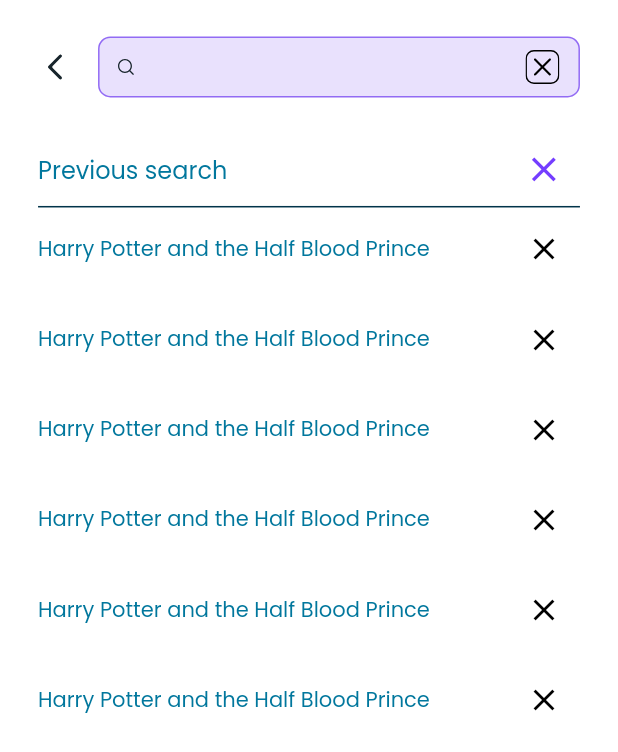
After one commit to Webgenius0/eurogoods_flutter_app, a Flutter app: the SearchScreen screen opened by its route, on a phone screen of 412 x 824 dp. The commit adds this screen. Shown: the top 752 px of the screen. Run offline on Flutter 3.47's test engine with Material 3 defaults, Android fonts, the phone set to English and light mode, and no system bars; drawn by our look-alikes of auto_animated; our stand-ins replace custom_navigation_bar, dio, flutter_screenutil, flutter_svg, fluttertoast, get and 4 more; accounts and stored records are empty; project files that could hold a hidden picture were left out.

Commit message:
details page done working on search page

```diff
--- /dev/null
+++ b/lib/common_widgets/custom_horizontal_divider.dart
@@ -0,0 +1,25 @@
+import 'package:eurogoods/gen/colors.gen.dart';
+import 'package:flutter/material.dart';
+import 'package:flutter_screenutil/flutter_screenutil.dart'; // Assuming you're using `flutter_screenutil` for responsive sizing
+
+class CustomHorizontalDivider extends StatelessWidget {
+  final double thickness;
+  final double width;
+  final Color color;
+
+  const CustomHorizontalDivider({
+    super.key,
+    this.thickness = 1.0,
+    this.width = double.infinity,
+    this.color = AppColors.c02344A,
+  });
+
+  @override
+  Widget build(BuildContext context) {
+    return Container(
+      width: width,
+      height: thickness.h, // Using `flutter_screenutil` for responsive height
+      color: color,
+    );
+  }
+}
--- a/lib/common_widgets/custom_productcard.dart
+++ b/lib/common_widgets/custom_productcard.dart
@@ -27,7 +27,7 @@
   @override
   Widget build(BuildContext context) {
     return Container(
-      height: 234.h,
+      height: 260.h,
       width: 157.w,
       decoration: BoxDecoration(
         borderRadius: BorderRadius.circular(16),
--- /dev/null
+++ b/lib/features/search and sort/presentation/search_screen.dart
@@ -0,0 +1,184 @@
+import 'package:eurogoods/common_widgets/custom_horizontal_divider.dart';
+import 'package:eurogoods/constants/text_font_style.dart';
+import 'package:eurogoods/features/home/presentation/product_details_screen.dart';
+import 'package:eurogoods/gen/assets.gen.dart';
+import 'package:eurogoods/gen/colors.gen.dart';
+import 'package:eurogoods/helpers/navigation_service.dart';
+import 'package:eurogoods/helpers/ui_helpers.dart';
+import 'package:flutter/material.dart';
+import 'package:flutter_screenutil/flutter_screenutil.dart';
+import 'package:flutter_svg/svg.dart';
+
+class SearchScreen extends StatefulWidget {
+  const SearchScreen({super.key});
+
+  @override
+  _SearchScreenState createState() => _SearchScreenState();
+}
+
+class _SearchScreenState extends State<SearchScreen> {
+  final TextEditingController _controller = TextEditingController();
+
+  void _removeLastCharacter() {
+    final text = _controller.text;
+    if (text.isNotEmpty) {
+      setState(() {
+        _controller.text = text.substring(0, text.length - 1);
+        _controller.selection = TextSelection.fromPosition(
+          TextPosition(offset: _controller.text.length),
+        );
+      });
+    }
+  }
+
+  final List<String> previousSearches = [
+    "Harry Potter and the Half Blood Prince",
+    "Harry Potter and the Half Blood Prince",
+    "Harry Potter and the Half Blood Prince",
+    "Harry Potter and the Half Blood Prince",
+    "Harry Potter and the Half Blood Prince",
+    "Harry Potter and the Half Blood Prince",
+  ];
+
+  @override
+  Widget build(BuildContext context) {
+    return Scaffold(
+      body: SafeArea(
+        child: Padding(
+          padding: EdgeInsets.symmetric(horizontal: 25.h),
+          child: Column(
+            children: [
+              UIHelper.verticalSpace(24.h),
+              Row(
+                children: [
+                  Transform.translate(
+                    offset: Offset(-8.w, 0),
+                    child: InkWell(
+                      onTap: () {
+                        NavigationService.goBack();
+                      },
+                      child: Padding(
+                        padding: const EdgeInsets.all(8.0),
+                        child: Center(
+                          child: SvgPicture.asset(Assets.icons.arrowBack),
+                        ),
+                      ),
+                    ),
+                  ),
+                  Expanded(
+                    child: Container(
+                      height: 40.h,
+                      decoration: BoxDecoration(
+                        color: AppColors.c926BF4.withOpacity(0.2),
+                        borderRadius: BorderRadius.circular(8.r),
+                        border: Border.all(color: AppColors.c926BF4, width: 1),
+                      ),
+                      child: Row(
+                        crossAxisAlignment: CrossAxisAlignment.center,
+                        children: [
+                          UIHelper.horizontalSpace(8.w),
+                          InkWell(
+                            onTap: () {
+                              // NavigationService.navigateTo(Routes.searchScreen);
+                            },
+                            child: SvgPicture.asset(
+                              Assets.icons.searchNormal,
+                              height: 16.w,
+                              width: 16.w,
+                            ),
+                          ),
+                          Expanded(
+                            child: TextField(
+                              controller: _controller, // Attach the controller
+                              decoration: InputDecoration(
+                                border: InputBorder.none,
+                                contentPadding: EdgeInsets.symmetric(
+                                    horizontal: 8.w, vertical: 14.h),
+                              ),
+                            ),
+                          ),
+                          IconButton(
+                            onPressed: _removeLastCharacter,
+                            icon: SvgPicture.asset(Assets.icons.crossIcon),
+                            iconSize: 20,
+                          ),
+                        ],
+                      ),
+                    ),
+                  ),
+                ],
+              ),
+              UIHelper.verticalSpace(24.h),
+              Row(
+                mainAxisAlignment: MainAxisAlignment.spaceBetween,
+                children: [
+                  Text(
+                    "Previous search",
+                    style: TextFontStyle.textStyle24c848585PoppinsW400
+                        .copyWith(fontSize: 16),
+                  ),
+                  IconButton(
+                    onPressed: () {
+                      setState(() {
+                        previousSearches.clear();
+                      });
+                    },
+                    icon: Icon(
+                      Icons.clear,
+                      color: AppColors.c743DFF,
+                      size: 25.w,
+                    ),
+                  ),
+                ],
+              ),
+              const CustomHorizontalDivider(),
+              Expanded(
+                child: previousSearches.isEmpty
+                    ? Center(
+                        child: Text(
+                          "No previous searches",
+                          style: TextFontStyle.textStyle24c848585PoppinsW400
+                              .copyWith(fontSize: 14),
+                        ),
+                      )
+                    : ListView.builder(
+                        padding: EdgeInsets.zero,
+                        itemCount: previousSearches.length,
+                        itemBuilder: (context, index) {
+                          return Column(
+                            crossAxisAlignment: CrossAxisAlignment.start,
+                            children: [
+                              ListTile(
+                                contentPadding: EdgeInsets.zero,
+                                title: Text(
+                                  previousSearches[index],
+                                  style: TextFontStyle
+                                      .textStyle24c848585PoppinsW400
+                                      .copyWith(
+                                          fontWeight: FontWeight.w400,
+                                          fontSize: 14),
+                                  overflow: TextOverflow.ellipsis,
+                                ),
+                                trailing: IconButton(
+                                  icon: const Icon(Icons.clear,
+                                      color: AppColors.c000000),
+                                  onPressed: () {
+                                    setState(() {
+                                      previousSearches.removeAt(index);
+                                    });
+                                  },
+                                ),
+                              ),
+                              UIHelper.verticalSpace(4.h),
+                            ],
+                          );
+                        },
+                      ),
+              ),
+            ],
+          ),
+        ),
+      ),
+    );
+  }
+}
--- a/lib/gen/colors.gen.dart
+++ b/lib/gen/colors.gen.dart
@@ -31,6 +31,9 @@
   /// Color: #FF17242B
   static const Color c17242B = Color(0xFF17242B);
 
+  /// Color: #FF181725
+  static const Color c181725 = Color(0xFF181725);
+
   /// Color: #FF335D6E
   static const Color c335D6E = Color(0xFF335D6E);
 
@@ -46,6 +49,9 @@
   /// Color: #FF743DFF
   static const Color c743DFF = Color(0xFF743DFF);
 
+  /// Color: #FF777777
+  static const Color c777777 = Color(0xFF777777);
+
   /// Color: #FF848585
   static const Color c848585 = Color(0xFF848585);
 
@@ -54,6 +60,9 @@
 
   /// Color: #FFC7D3D7
   static const Color cC7D3D7 = Color(0xFFC7D3D7);
+
+  /// Color: #FFE2E2E2
+  static const Color cE2E2E2 = Color(0xFFE2E2E2);
 
   /// Color: #FFEAFEFF
   static const Color cEAFEFF = Color(0xFFEAFEFF);
@@ -64,6 +73,9 @@
   /// Color: #FFF5F5F5
   static const Color cF5F5F5 = Color(0xFFF5F5F5);
 
+  /// Color: #FFF6F6F6
+  static const Color cF6F6F6 = Color(0xFFF6F6F6);
+
   /// Color: #FFFFFFFF
   static const Color cFFFFFF = Color(0xFFFFFFFF);
 }
--- a/lib/helpers/all_routes.dart
+++ b/lib/helpers/all_routes.dart
@@ -4,8 +4,10 @@
 
 import 'package:eurogoods/features/home/presentation/all_prodcut_screen.dart';
 import 'package:eurogoods/features/home/presentation/home_screen.dart';
+import 'package:eurogoods/features/home/presentation/product_details_screen.dart';
 import 'package:eurogoods/features/my_cart/presentation/checkout_screen.dart';
 import 'package:eurogoods/features/my_cart/presentation/payment_screen.dart';
+import 'package:eurogoods/features/search%20and%20sort/presentation/search_screen.dart';
 import 'package:eurogoods/navigation_screen.dart';
 import 'package:eurogoods/features/onboarding/presentation/auth/forgot_password/forgot_password.dart';
 import 'package:eurogoods/features/onboarding/presentation/auth/sign_up/sign_up_screen.dart';
@@ -52,6 +54,8 @@
   static const String checkoutScreen = '/checkoutScreen';
   static const String allProdcutScreen = '/allProdcutScreen';
   static const String paymentScreen = '/paymentScreen';
+  static const String productDetailsScreen = '/productDetailsScreen';
+  static const String searchScreen = '/searchScreen';
 }
 
 final class RouteGenerator {
@@ -103,6 +107,17 @@
         return Platform.isAndroid
             ? _FadedTransitionRoute(widget: PaymentScreen(), settings: settings)
             : CupertinoPageRoute(builder: (context) => PaymentScreen());
+
+      case Routes.productDetailsScreen:
+        return Platform.isAndroid
+            ? _FadedTransitionRoute(
+                widget: ProductDetailsScreen(), settings: settings)
+            : CupertinoPageRoute(builder: (context) => ProductDetailsScreen());
+
+      case Routes.searchScreen:
+        return Platform.isAndroid
+            ? _FadedTransitionRoute(widget: SearchScreen(), settings: settings)
+            : CupertinoPageRoute(builder: (context) => SearchScreen());
 
       // case Routes.defination:
       // final args = settings.arguments as Map;
```
Also changed, not shown: lib/features/home/presentation/home_screen.dart (+12 -1 lines), lib/features/home/presentation/product_details_screen.dart (added, +242 -0 lines), lib/gen/assets.gen.dart (+12 -0 lines), assets/icons/imagebackward.svg (added), assets/icons/imageforward.svg (added), assets/icons/search_normal.svg (added), 2 other files.
